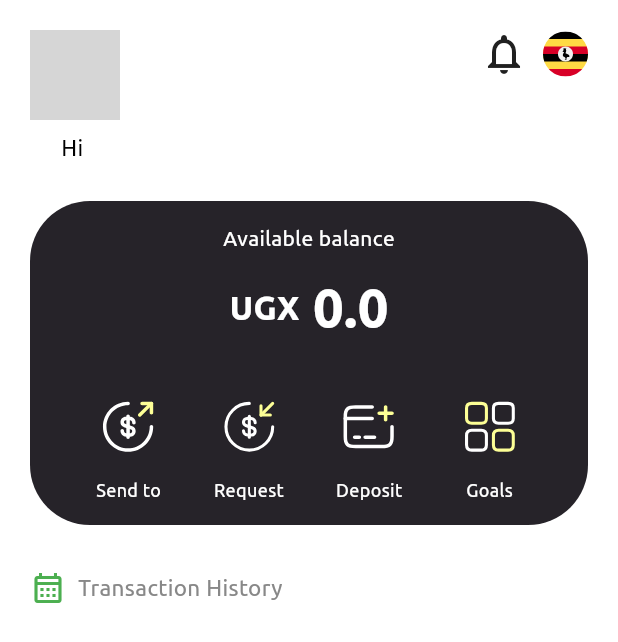
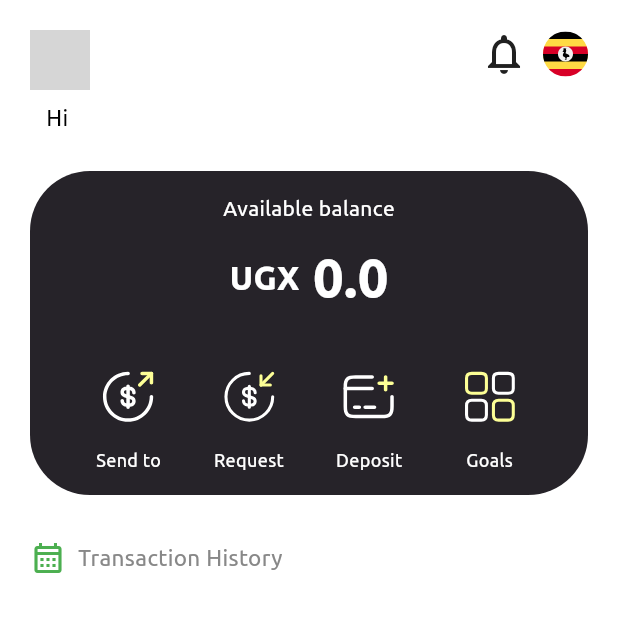
Before and after one commit to top2429/Finance-App, a Flutter app: the HomeScreen screen opened directly, on a phone screen of 412 x 824 dp. Shown: the top 642 px of the screen. Run offline on Flutter 3.47's test engine with Material 3 defaults, Android fonts, the phone set to English and light mode, and no system bars; our stand-ins replace buttons_tabbar, cloud_firestore, firebase_auth, firebase_core, fl_chart, flutter_otp_text_field and 3 more; missing offline and left inert: flutterwave_standard, pin_plus_keyboard; accounts and stored records are empty; project files that could hold a hidden picture were left out; grey boxes are pictures that could not be loaded.

Commit message:
fix: Some features is updated.

```diff
--- a/lib/features/home/presentation/homeScreen.dart
+++ b/lib/features/home/presentation/homeScreen.dart
@@ -52,7 +52,6 @@ class _HomeScreenState extends ConsumerState<HomeScreen> {
                                         )));
                           },
                           child: CircleAvatar(
-                            radius: 30,
                             backgroundImage: Image.asset(
                               "assets/images/${value.image}",
                               fit: BoxFit.cover,
```
